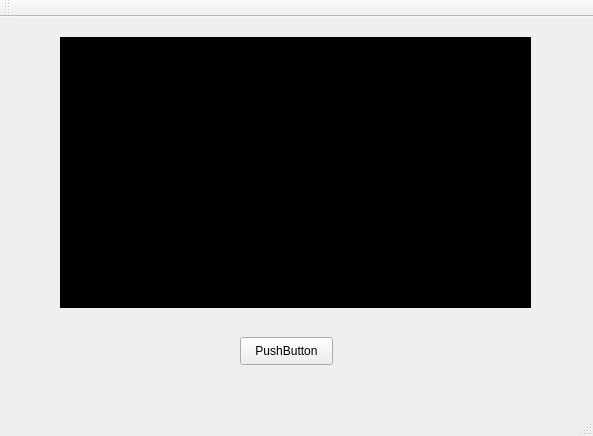
Old version of the form mainwindow.ui in the repository fairytail655/OpencvTest.
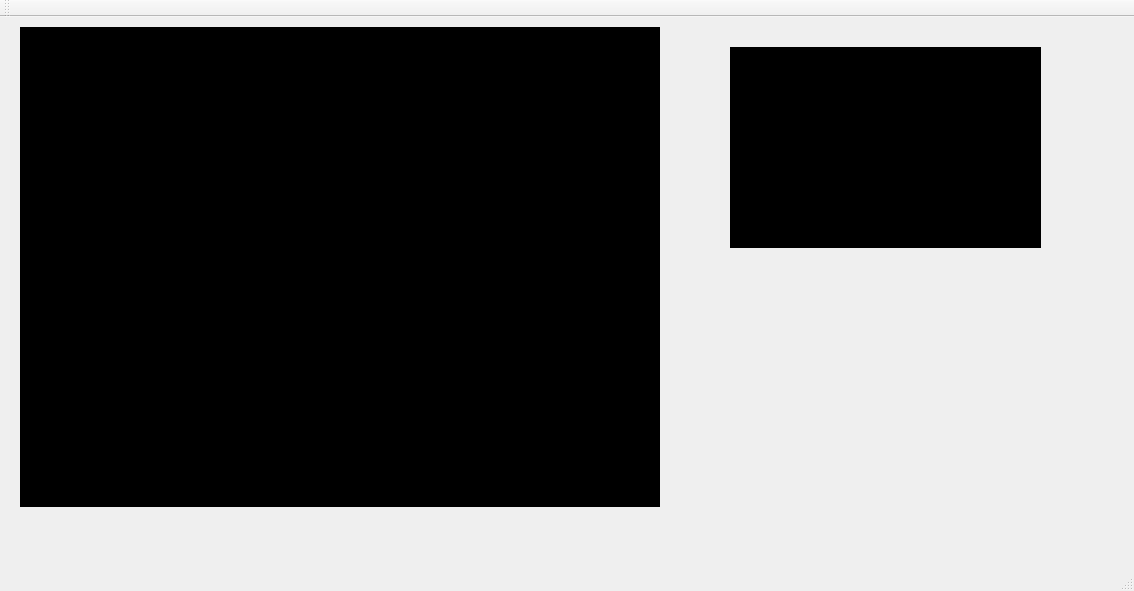
New version of the form.

What changed in the file:
```diff
--- a/mainwindow.ui
+++ b/mainwindow.ui
@@ -6,8 +6,8 @@
    <rect>
     <x>0</x>
     <y>0</y>
-    <width>593</width>
-    <height>436</height>
+    <width>1134</width>
+    <height>591</height>
    </rect>
   </property>
   <property name="windowTitle">
@@ -17,10 +17,10 @@
    <widget class="QLabel" name="label_show_video">
     <property name="geometry">
      <rect>
-      <x>60</x>
-      <y>20</y>
-      <width>471</width>
-      <height>271</height>
+      <x>20</x>
+      <y>10</y>
+      <width>640</width>
+      <height>480</height>
      </rect>
     </property>
     <property name="styleSheet">
@@ -30,17 +30,20 @@
      <string/>
     </property>
    </widget>
-   <widget class="QPushButton" name="pushButton">
+   <widget class="QLabel" name="label_show_face">
     <property name="geometry">
      <rect>
-      <x>240</x>
-      <y>320</y>
-      <width>93</width>
-      <height>28</height>
+      <x>730</x>
+      <y>30</y>
+      <width>311</width>
+      <height>201</height>
      </rect>
     </property>
+    <property name="styleSheet">
+     <string notr="true">background-color: rgb(0, 0, 0);</string>
+    </property>
     <property name="text">
-     <string>PushButton</string>
+     <string/>
     </property>
    </widget>
   </widget>
```
Left out of the diff: 2 changed lines with no effect on the pictures.
